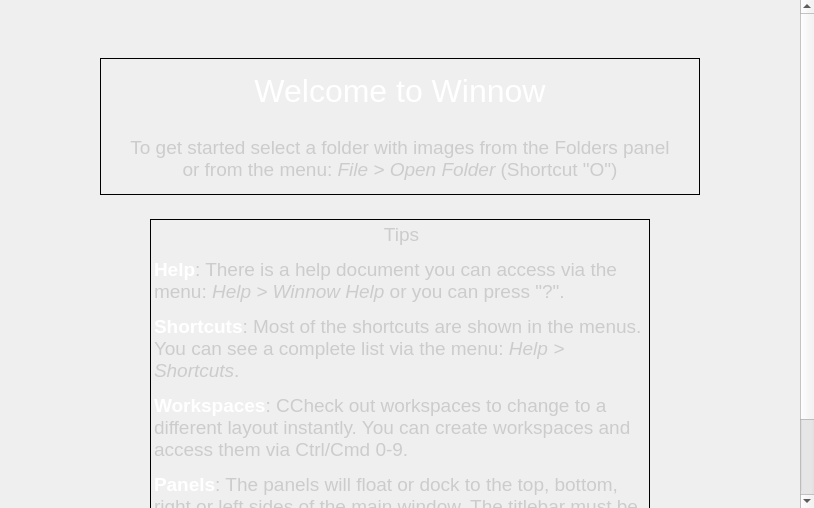
This is welcome.ui in towhee/Winnow64 as Qt 5 draws it before an edit. The edited form follows.
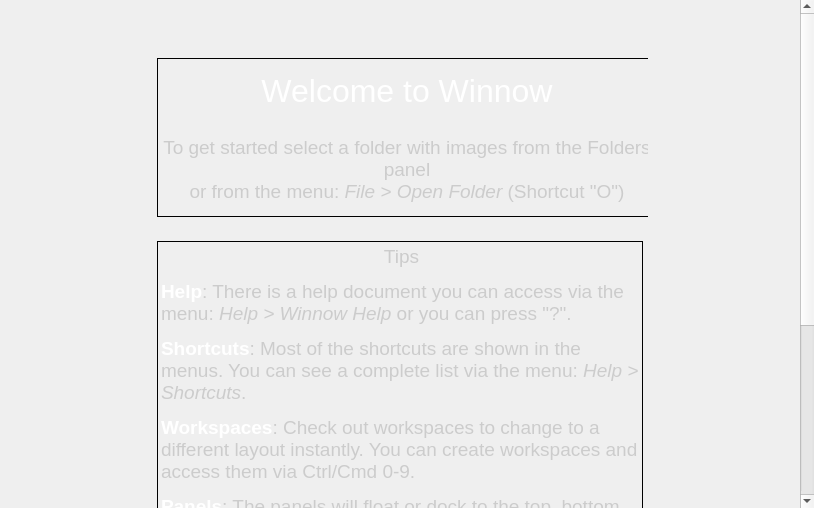
This is the edited form.

```diff
--- a/welcome.ui
+++ b/welcome.ui
@@ -31,7 +31,7 @@
      <x>0</x>
      <y>0</y>
      <width>799</width>
-     <height>537</height>
+     <height>629</height>
     </rect>
    </property>
    <layout class="QHBoxLayout" name="horizontalLayout">
@@ -65,6 +65,12 @@
       </item>
       <item>
        <widget class="QFrame" name="frame_2">
+        <property name="maximumSize">
+         <size>
+          <width>500</width>
+          <height>16777215</height>
+         </size>
+        </property>
         <property name="frameShape">
          <enum>QFrame::NoFrame</enum>
         </property>
@@ -76,7 +82,7 @@
           <widget class="QLabel" name="welcomeLabel">
            <property name="minimumSize">
             <size>
-             <width>600</width>
+             <width>500</width>
              <height>0</height>
             </size>
            </property>
@@ -127,7 +133,7 @@
             <number>1</number>
            </property>
            <property name="text">
-            <string>&lt;html&gt;&lt;head/&gt;&lt;body&gt;&lt;p align=&quot;center&quot;&gt;&lt;span style=&quot; font-size:14pt; color:#cccccc;&quot;&gt;Tips&lt;/span&gt;&lt;/p&gt;&lt;p&gt;&lt;span style=&quot; font-size:14pt; font-weight:600; color:#ffffff;&quot;&gt;Help&lt;/span&gt;&lt;span style=&quot; font-size:14pt; color:#cccccc;&quot;&gt;: There is a help document you can access via the menu:  &lt;/span&gt;&lt;span style=&quot; font-size:14pt; font-style:italic; color:#cccccc;&quot;&gt;Help &amp;gt; Winnow Help&lt;/span&gt;&lt;span style=&quot; font-size:14pt; color:#cccccc;&quot;&gt; or you can press &amp;quot;?&amp;quot;.&lt;/span&gt;&lt;/p&gt;&lt;p&gt;&lt;span style=&quot; font-size:14pt; font-weight:600; color:#ffffff;&quot;&gt;Shortcuts&lt;/span&gt;&lt;span style=&quot; font-size:14pt; color:#cccccc;&quot;&gt;: Most of the shortcuts are shown in the menus. You can see a complete list via the menu: &lt;/span&gt;&lt;span style=&quot; font-size:14pt; font-style:italic; color:#cccccc;&quot;&gt;Help &amp;gt; Shortcuts&lt;/span&gt;&lt;span style=&quot; font-size:14pt; color:#cccccc;&quot;&gt;.&lt;/span&gt;&lt;/p&gt;&lt;p&gt;&lt;span style=&quot; font-size:14pt; font-weight:600; color:#ffffff;&quot;&gt;Workspaces&lt;/span&gt;&lt;span style=&quot; font-size:14pt; color:#cccccc;&quot;&gt;: CCheck out workspaces to change to a different layout instantly.  You can create workspaces and access them via Ctrl/Cmd 0-9.&lt;/span&gt;&lt;/p&gt;&lt;p&gt;&lt;span style=&quot; font-size:14pt; font-weight:600; color:#ffffff;&quot;&gt;Panels&lt;/span&gt;&lt;span style=&quot; font-size:14pt; color:#cccccc;&quot;&gt;: The panels will float or dock to the top, bottom, right or left sides of the main window. The titlebar must be visible to move panels.&lt;/span&gt;&lt;/p&gt;&lt;/body&gt;&lt;/html&gt;</string>
+            <string>&lt;html&gt;&lt;head/&gt;&lt;body&gt;&lt;p align=&quot;center&quot;&gt;&lt;span style=&quot; font-size:14pt; color:#cccccc;&quot;&gt;Tips&lt;/span&gt;&lt;/p&gt;&lt;p&gt;&lt;span style=&quot; font-size:14pt; font-weight:600; color:#ffffff;&quot;&gt;Help&lt;/span&gt;&lt;span style=&quot; font-size:14pt; color:#cccccc;&quot;&gt;: There is a help document you can access via the menu: &lt;/span&gt;&lt;span style=&quot; font-size:14pt; font-style:italic; color:#cccccc;&quot;&gt;Help &amp;gt; Winnow Help&lt;/span&gt;&lt;span style=&quot; font-size:14pt; color:#cccccc;&quot;&gt; or you can press &amp;quot;?&amp;quot;.&lt;/span&gt;&lt;/p&gt;&lt;p&gt;&lt;span style=&quot; font-size:14pt; font-weight:600; color:#ffffff;&quot;&gt;Shortcuts&lt;/span&gt;&lt;span style=&quot; font-size:14pt; color:#cccccc;&quot;&gt;: Most of the shortcuts are shown in the menus. You can see a complete list via the menu: &lt;/span&gt;&lt;span style=&quot; font-size:14pt; font-style:italic; color:#cccccc;&quot;&gt;Help &amp;gt; Shortcuts&lt;/span&gt;&lt;span style=&quot; font-size:14pt; color:#cccccc;&quot;&gt;.&lt;/span&gt;&lt;/p&gt;&lt;p&gt;&lt;span style=&quot; font-size:14pt; font-weight:600; color:#ffffff;&quot;&gt;Workspaces&lt;/span&gt;&lt;span style=&quot; font-size:14pt; color:#cccccc;&quot;&gt;: Check out workspaces to change to a different layout instantly. You can create workspaces and access them via Ctrl/Cmd 0-9.&lt;/span&gt;&lt;/p&gt;&lt;p&gt;&lt;span style=&quot; font-size:14pt; font-weight:600; color:#ffffff;&quot;&gt;Panels&lt;/span&gt;&lt;span style=&quot; font-size:14pt; color:#cccccc;&quot;&gt;: The panels will float or dock to the top, bottom, right or left sides of the main window. The panel titlebar must be visible to move panels.&lt;/span&gt;&lt;/p&gt;&lt;p&gt;&lt;span style=&quot; font-size:14pt; font-weight:600; color:#ffffff;&quot;&gt;Context Menus&lt;/span&gt;&lt;span style=&quot; font-size:14pt; color:#cccccc;&quot;&gt;: Right mouse click to see context menus. This is handy when the main menu is hidden in full screen mode.&lt;/span&gt;&lt;/p&gt;&lt;p&gt;&lt;span style=&quot; font-size:14pt; font-weight:600; color:#ffffff;&quot;&gt;Tool tips&lt;/span&gt;&lt;span style=&quot; font-size:14pt; color:#cccccc;&quot;&gt;: Hover over an item with the mouse to see a tool tip. Try this in the preferences dialog to see explanations for different settings.&lt;/span&gt;&lt;/p&gt;&lt;/body&gt;&lt;/html&gt;</string>
            </property>
            <property name="alignment">
             <set>Qt::AlignLeading|Qt::AlignLeft|Qt::AlignTop</set>
```
